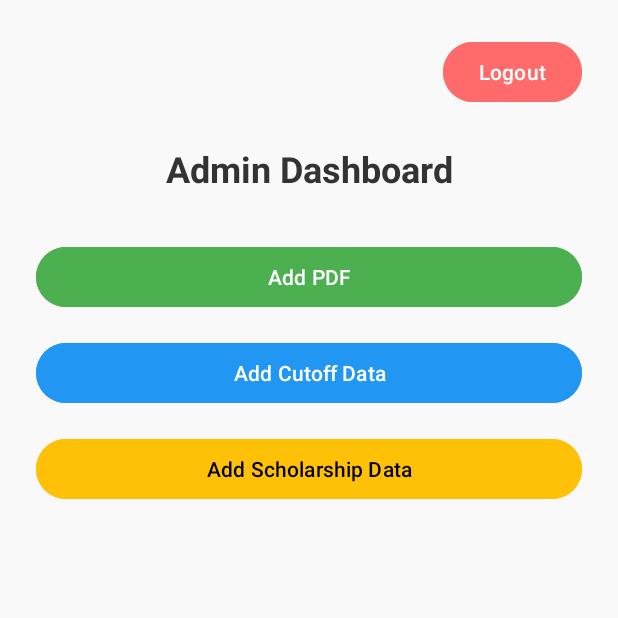
After one commit to aniketrc1/DSY_APP, an Android app: the AdminActivity screen opened directly, with no data from a screen before it, on a phone screen of 412 x 824 dp, the top half of it. The commit adds this screen. Run offline under Robolectric (Android 15) with nearby library versions, the phone set to English and light mode, and no system bars; our stand-ins replace Firebase (no records; nobody signed in at launch, a user with empty details on screens opened directly).

Commit message:
final chnage

```diff
--- a/app/build.gradle.kts
+++ b/app/build.gradle.kts
@@ -5,7 +5,7 @@ plugins {
 
 android {
     namespace = "com.example.app"
-    compileSdk = 34
+    compileSdk = 35
 
     defaultConfig {
         applicationId = "com.example.app"
@@ -30,6 +30,7 @@ android {
 }
 
 dependencies {
+    implementation ("androidx.activity:activity:1.9.0")
     implementation ("com.readystatesoftware.sqliteasset:sqliteassethelper:2.0.1")
     implementation ("com.google.android.gms:play-services-base:18.3.0")
     implementation ("com.google.firebase:firebase-database:20.2.1")
@@ -40,6 +41,7 @@ dependencies {
     implementation ("androidx.room:room-runtime:2.5.0")
     implementation("com.google.firebase:firebase-firestore:25.1.1")
     implementation("com.google.firebase:firebase-inappmessaging:21.0.2")
+    implementation("androidx.activity:activity:1.10.1")
     annotationProcessor ("androidx.room:room-compiler:2.5.0")
 
     implementation("androidx.appcompat:appcompat:1.6.1")
--- a/app/src/main/java/com/example/app/PDFAdapter.java
+++ b/app/src/main/java/com/example/app/PDFAdapter.java
@@ -14,7 +14,7 @@ import androidx.recyclerview.widget.RecyclerView;
 
 import java.util.ArrayList;
 
-class PDFAdapter extends RecyclerView.Adapter<PDFAdapter.PDFViewHolder> {
+public class PDFAdapter extends RecyclerView.Adapter<PDFAdapter.PDFViewHolder> {
 
     private ArrayList<PDFItem> pdfList;
     private AppCompatActivity context;
@@ -34,7 +34,7 @@ class PDFAdapter extends RecyclerView.Adapter<PDFAdapter.PDFViewHolder> {
     @Override
     public void onBindViewHolder(@NonNull PDFViewHolder holder, int position) {
         PDFItem item = pdfList.get(position);
-        holder.pdfName.setText(item.getName());
+        holder.pdfName.setText(item.getTitle());
 
         holder.downloadButton.setOnClickListener(v -> {
             Intent intent = new Intent(Intent.ACTION_VIEW, Uri.parse(item.getUrl()));
--- /dev/null
+++ b/app/src/main/res/layout/activity_admin.xml
@@ -0,0 +1,62 @@
+<LinearLayout
+    xmlns:android="http://schemas.android.com/apk/res/android"
+    android:layout_width="match_parent"
+    android:layout_height="match_parent"
+    android:orientation="vertical"
+    android:padding="24dp"
+    android:background="#F9F9F9">
+
+    <!-- Logout Button aligned to the end -->
+    <LinearLayout
+        android:layout_width="match_parent"
+        android:layout_height="wrap_content"
+        android:gravity="end">
+
+        <Button
+            android:id="@+id/logout_button"
+            android:layout_width="wrap_content"
+            android:layout_height="wrap_content"
+            android:text="Logout"
+            android:backgroundTint="#FF6B6B"
+            android:textColor="#FFFFFF"/>
+    </LinearLayout>
+
+    <!-- Title -->
+    <TextView
+        android:layout_width="match_parent"
+        android:layout_height="wrap_content"
+        android:text="Admin Dashboard"
+        android:textSize="24sp"
+        android:textStyle="bold"
+        android:textColor="#333333"
+        android:gravity="center"
+        android:layout_marginTop="24dp"
+        android:layout_marginBottom="32dp"/>
+
+    <!-- Buttons -->
+    <Button
+        android:id="@+id/add_pdf"
+        android:layout_width="match_parent"
+        android:layout_height="wrap_content"
+        android:text="Add PDF"
+        android:backgroundTint="#4CAF50"
+        android:textColor="#FFFFFF"
+        android:layout_marginBottom="16dp"/>
+
+    <Button
+        android:id="@+id/add_cutoff"
+        android:layout_width="match_parent"
+        android:layout_height="wrap_content"
+        android:text="Add Cutoff Data"
+        android:backgroundTint="#2196F3"
+        android:textColor="#FFFFFF"
+        android:layout_marginBottom="16dp"/>
+
+    <Button
+        android:id="@+id/add_scholarship"
+        android:layout_width="match_parent"
+        android:layout_height="wrap_content"
+        android:text="Add Scholarship Data"
+        android:backgroundTint="#FFC107"
+        android:textColor="#000000"/>
+</LinearLayout>
--- a/app/src/main/res/values/strings.xml
+++ b/app/src/main/res/values/strings.xml
@@ -1,5 +1,5 @@
 <resources>
-    <string name="app_name">APP</string>
+    <string name="app_name">BECoonect</string>
     <string name="enter_email">Enter Email</string>
     <string name="hello">hello</string>
     <string name="home">home</string>
```
Also changed, not shown: app/src/main/AndroidManifest.xml (+21 -39 lines), app/src/main/java/com/example/app/AdminActivity.java (added, +208 -0 lines), app/src/main/java/com/example/app/PDFItem.java (+16 -9 lines), app/src/main/java/com/example/app/cutoff.java (+6 -5 lines), app/src/main/java/com/example/app/login.java (+37 -30 lines), app/src/main/res/mipmap-hdpi/logo.jpg (added). Lines whose indentation alone changed are shown as unchanged.
